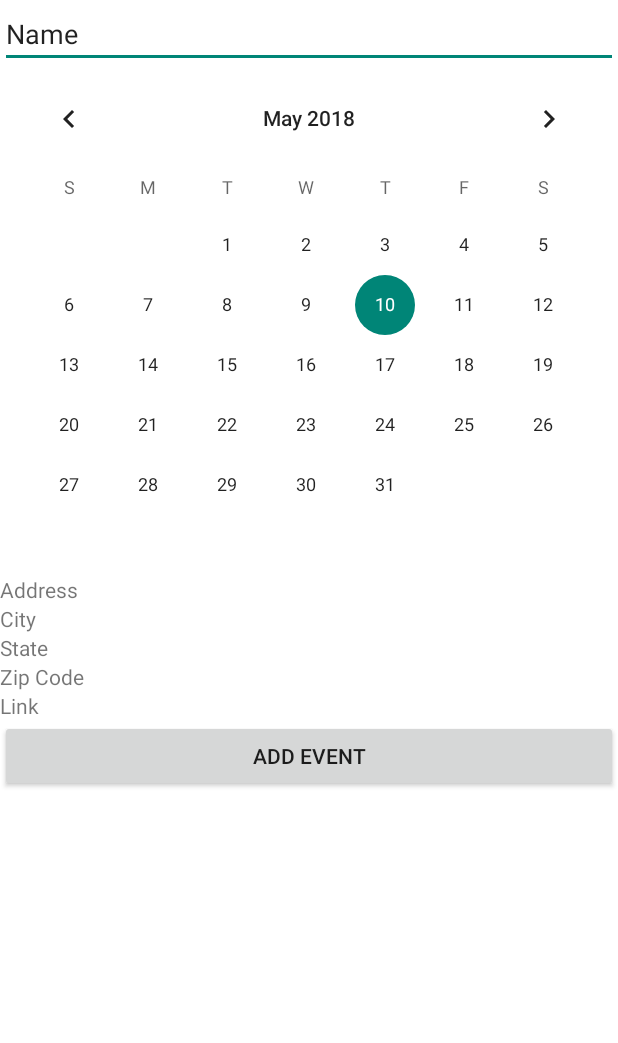
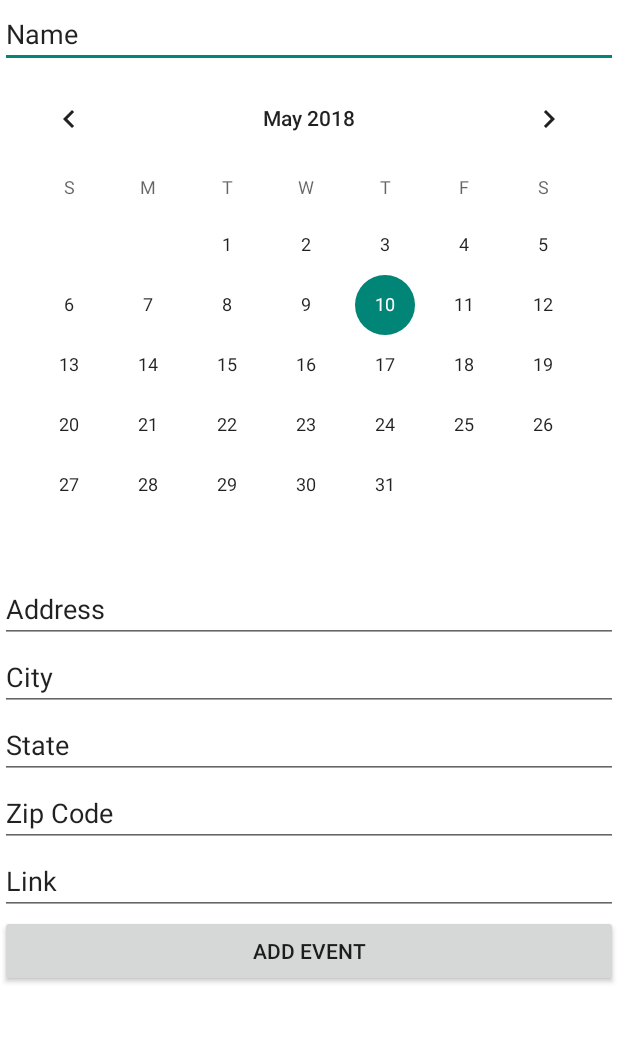
Before and after one commit to CompetitionAppOrganization/CompetitionApp, an Android app: the AddEventsActivity screen opened directly, with no data from a screen before it, on a phone screen of 412 x 824 dp, the part 120-1163 px from its top. Run offline under Robolectric (Android 15) with nearby library versions, the phone set to English and light mode, and no system bars.

Commit message:
variable storage and edittext

```diff
--- a/app/src/main/java/com/example/andrea/competitionapp/AddEventsActivity.java
+++ b/app/src/main/java/com/example/andrea/competitionapp/AddEventsActivity.java
@@ -2,6 +2,7 @@ package com.example.andrea.competitionapp;
 
 import android.support.v7.app.AppCompatActivity;
 import android.os.Bundle;
+import android.widget.EditText;
 
 public class AddEventsActivity extends AppCompatActivity {
 
@@ -9,5 +10,23 @@ public class AddEventsActivity extends AppCompatActivity {
     protected void onCreate(Bundle savedInstanceState) {
         super.onCreate(savedInstanceState);
         setContentView(R.layout.activity_add_events);
+
+        EditText text1 = (EditText)findViewById(R.id.addEventName);
+        String str1 = text1.getText().toString().trim();
+
+        EditText text2 = (EditText)findViewById(R.id.textView3);
+        String str2 = text2.getText().toString().trim();
+
+        EditText text3 = (EditText)findViewById(R.id.textView4);
+        String str3 = text3.getText().toString().trim();
+
+        EditText text4 = (EditText)findViewById(R.id.textView5);
+        String str4 = text4.getText().toString().trim();
+
+        EditText text5 = (EditText)findViewById(R.id.textView6);
+        String str5 = text5.getText().toString().trim();
+
+        EditText text6 = (EditText)findViewById(R.id.textView7);
+        String str6 = text6.getText().toString().trim();
     }
 }
--- a/app/src/main/res/layout/activity_add_events.xml
+++ b/app/src/main/res/layout/activity_add_events.xml
@@ -39,31 +39,31 @@
             android:layout_width="match_parent"
             android:layout_height="wrap_content" />
 
-        <TextView
+        <EditText
             android:id="@+id/textView3"
             android:layout_width="match_parent"
             android:layout_height="wrap_content"
             android:text="Address" />
 
-        <TextView
+        <EditText
             android:id="@+id/textView4"
             android:layout_width="match_parent"
             android:layout_height="wrap_content"
             android:text="City" />
 
-        <TextView
+        <EditText
             android:id="@+id/textView5"
             android:layout_width="match_parent"
             android:layout_height="wrap_content"
             android:text="State" />
 
-        <TextView
+        <EditText
             android:id="@+id/textView6"
             android:layout_width="match_parent"
             android:layout_height="wrap_content"
             android:text="Zip Code" />
 
-        <TextView
+        <EditText
             android:id="@+id/textView7"
             android:layout_width="match_parent"
             android:layout_height="wrap_content"
```
